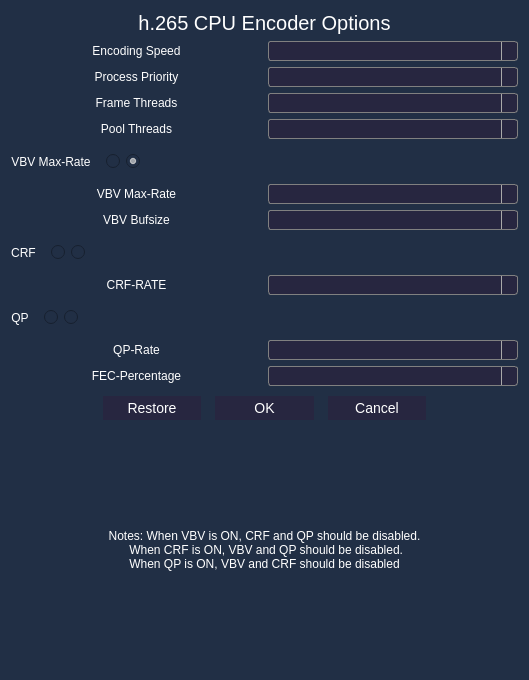
Qt form h265configurationdialog.ui (m4rkoup/openstream-server) before a commit.
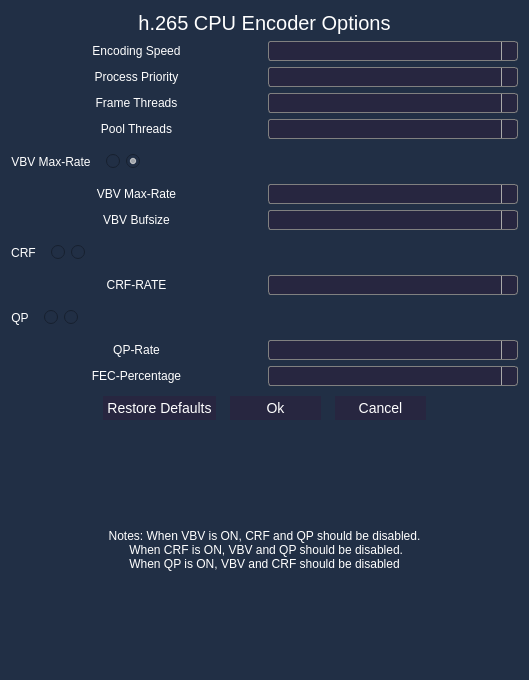
The same form after that commit. Icons and pictures are not drawn.

What changed in the file:
```diff
--- a/h265configurationdialog.ui
+++ b/h265configurationdialog.ui
@@ -70,7 +70,7 @@
     </layout>
    </item>
    <item>
-    <layout class="QHBoxLayout" name="horizontalLayout_6">
+    <layout class="QHBoxLayout" name="horizontalLayout_7">
      <item>
       <widget class="QLabel" name="h265_cpu_encoding_speed_label">
        <property name="sizePolicy">
@@ -167,7 +167,7 @@
     </layout>
    </item>
    <item>
-    <layout class="QHBoxLayout" name="horizontalLayout_7">
+    <layout class="QHBoxLayout" name="horizontalLayout_6">
      <item>
       <widget class="QLabel" name="h265_cpu_process_priority_label">
        <property name="styleSheet">
@@ -1171,7 +1171,7 @@
 }</string>
        </property>
        <property name="text">
-        <string>Restore</string>
+        <string>Restore Defaults</string>
        </property>
       </widget>
      </item>
@@ -1199,7 +1199,7 @@
 }</string>
        </property>
        <property name="text">
-        <string>OK</string>
+        <string>Ok</string>
        </property>
       </widget>
      </item>
```
Left out of the diff: 2 changed lines with no effect on the pictures.
